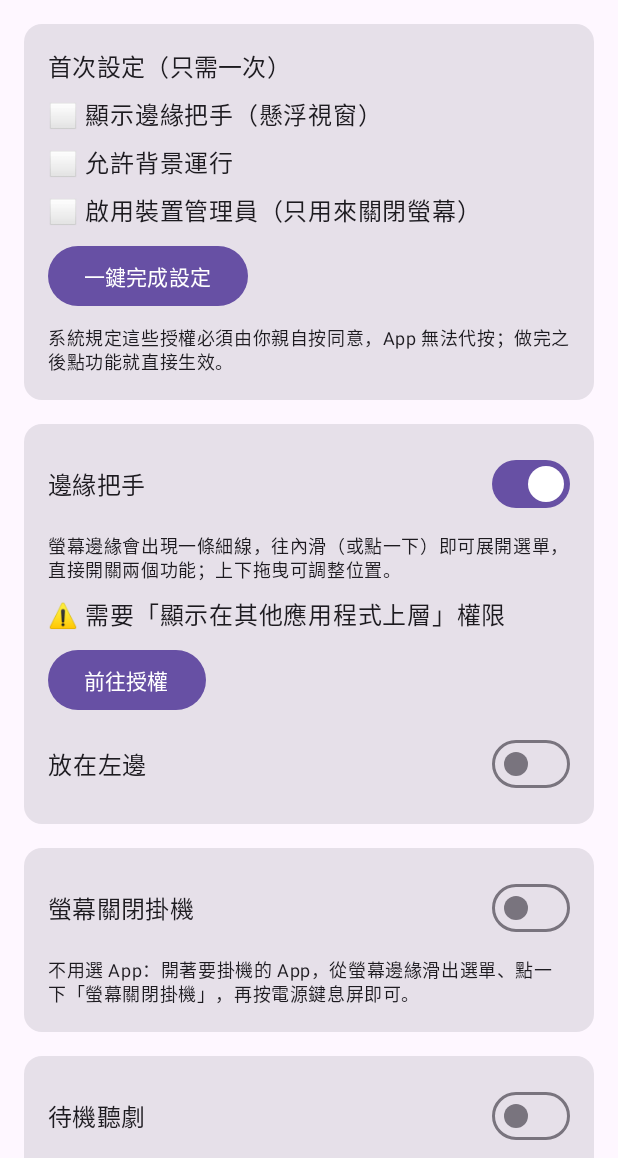
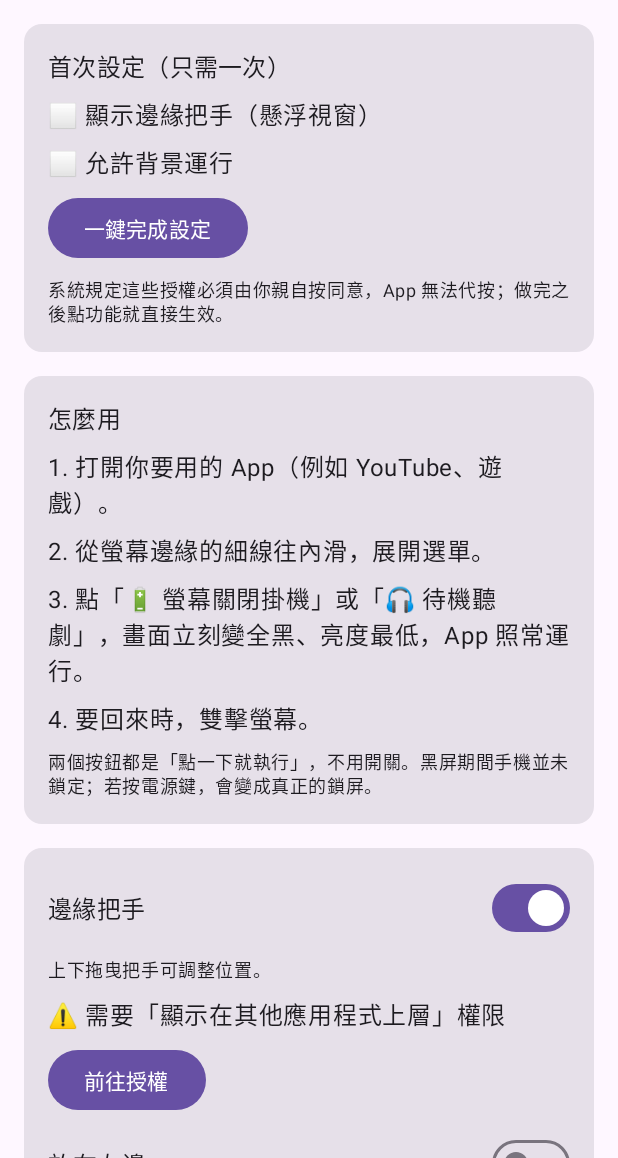
Before and after one commit to david308109/IdleMate, an Android app built with Jetpack Compose: the screen it shows after launch (MainActivity), on a phone screen of 412 x 824 dp, the part 78-1236 px from its top. Run offline under Robolectric (Android 15) with nearby library versions, the phone set to English and light mode, and no system bars.

Commit message:
Black-screen mode: one-tap menu actions, remove toggles/services/admin
Co-Authored-By: Claude Sonnet 5.5 <noreply@anthropic.com>

```diff
--- a/app/src/main/java/com/idlemate/app/IdleDeviceAdmin.kt
+++ /dev/null
@@ -1,6 +0,0 @@
-package com.idlemate.app
-
-import android.app.admin.DeviceAdminReceiver
-
-/** 只申請「鎖定螢幕」這一項權限，讓點功能後可直接關閉螢幕。 */
-class IdleDeviceAdmin : DeviceAdminReceiver()
--- a/app/src/main/java/com/idlemate/app/MainActivity.kt
+++ b/app/src/main/java/com/idlemate/app/MainActivity.kt
@@ -10,18 +10,14 @@ import android.widget.Toast
 import androidx.activity.ComponentActivity
 import androidx.activity.compose.setContent
 import androidx.activity.result.contract.ActivityResultContracts
-import androidx.compose.foundation.clickable
 import androidx.compose.foundation.layout.Arrangement
 import androidx.compose.foundation.layout.Column
 import androidx.compose.foundation.layout.Row
 import androidx.compose.foundation.layout.fillMaxSize
 import androidx.compose.foundation.layout.fillMaxWidth
 import androidx.compose.foundation.layout.padding
-import androidx.compose.foundation.lazy.LazyColumn
-import androidx.compose.foundation.lazy.items
 import androidx.compose.foundation.rememberScrollState
 import androidx.compose.foundation.verticalScroll
-import androidx.compose.material3.AlertDialog
 import androidx.compose.material3.Button
 import androidx.compose.material3.Card
 import androidx.compose.material3.MaterialTheme
@@ -29,7 +25,6 @@ import androidx.compose.material3.OutlinedButton
 import androidx.compose.material3.Surface
 import androidx.compose.material3.Switch
 import androidx.compose.material3.Text
-import androidx.compose.material3.TextButton
 import androidx.compose.runtime.Composable
 import androidx.compose.runtime.getValue
 import androidx.compose.runtime.mutableStateOf
@@ -62,7 +57,6 @@ class MainActivity : ComponentActivity() {
             !OemHelper.canOverlay(this) && once("overlay") -> OemHelper.openOverlaySettings(this)
             !OemHelper.isIgnoringBatteryOptimizations(this) && once("battery") ->
                 OemHelper.requestIgnoreBatteryOptimizations(this)
-            !Features.isAdminActive(this) && once("admin") -> Features.requestAdmin(this)
             Build.VERSION.SDK_INT >= 33 &&
                 ContextCompat.checkSelfPermission(this, Manifest.permission.POST_NOTIFICATIONS)
                 != PackageManager.PERMISSION_GRANTED && once("notif") ->
@@ -83,7 +77,7 @@ class MainActivity : ComponentActivity() {
         super.onCreate(savedInstanceState)
         setContent {
             MaterialTheme {
-                Surface(Modifier.fillMaxSize()) { Home(refreshTick, { refreshTick++ }, ::startSetup) }
+                Surface(Modifier.fillMaxSize()) { Home(refreshTick, ::startSetup) }
             }
         }
         // 第一次打開自動進入一鍵設定
@@ -107,22 +101,16 @@ private fun Context.appLabel(pkg: String): String = runCatching {
 }.getOrDefault(pkg)
 
 @Composable
-private fun Home(refreshTick: Int, refresh: () -> Unit, onSetup: () -> Unit) {
+private fun Home(refreshTick: Int, onSetup: () -> Unit) {
     val ctx = LocalContext.current
     val prefs = remember { Prefs(ctx) }
 
-    // 以 refreshTick 為 key，邊緣選單在別處改了開關，回到這裡會同步
-    var keepAlive by remember(refreshTick) { mutableStateOf(prefs.keepAliveOn) }
-    var mediaResume by remember(refreshTick) { mutableStateOf(prefs.mediaResumeOn) }
     var edgeOn by remember(refreshTick) { mutableStateOf(prefs.edgeOn) }
     var edgeLeft by remember(refreshTick) { mutableStateOf(prefs.edgeLeft) }
-    val listenerOk = OemHelper.isNotificationListenerEnabled(ctx)
+
     val overlayOk = OemHelper.canOverlay(ctx)
     val batteryOk = OemHelper.isIgnoringBatteryOptimizations(ctx)
-    val adminOk = Features.isAdminActive(ctx)
-    val allReady = overlayOk && batteryOk && adminOk
-
-    fun toast(s: String) = Toast.makeText(ctx, s, Toast.LENGTH_SHORT).show()
+    val allReady = overlayOk && batteryOk
 
     Column(
         Modifier.verticalScroll(rememberScrollState()).padding(16.dp),
@@ -136,10 +124,25 @@ private fun Home(refreshTick: Int, refresh: () -> Unit, onSetup: () -> Unit) {
                 Text("首次設定（只需一次）", style = MaterialTheme.typography.titleMedium)
                 Text("${if (overlayOk) "✅" else "⬜"} 顯示邊緣把手（懸浮視窗）")
                 Text("${if (batteryOk) "✅" else "⬜"} 允許背景運行")
-                Text("${if (adminOk) "✅" else "⬜"} 啟用裝置管理員（只用來關閉螢幕）")
                 Button(onClick = onSetup) { Text("一鍵完成設定") }
                 Text("系統規定這些授權必須由你親自按同意，App 無法代按；做完之後點功能就直接生效。",
                     style = MaterialTheme.typography.bodySmall)
+            }
+        }
+
+        // ── 使用說明 ──
+        Card(Modifier.fillMaxWidth()) {
+            Column(Modifier.padding(16.dp), verticalArrangement = Arrangement.spacedBy(8.dp)) {
+                Text("怎麼用", style = MaterialTheme.typography.titleMedium)
+                Text("1. 打開你要用的 App（例如 YouTube、遊戲）。")
+                Text("2. 從螢幕邊緣的細線往內滑，展開選單。")
+                Text("3. 點「🔋 螢幕關閉掛機」或「🎧 待機聽劇」，畫面立刻變全黑、亮度最低，App 照常運行。")
+                Text("4. 要回來時，雙擊螢幕。")
+                Text(
+                    "兩個按鈕都是「點一下就執行」，不用開關。黑屏期間手機並未鎖定；" +
+                        "若按電源鍵，會變成真正的鎖屏。",
+                    style = MaterialTheme.typography.bodySmall
+                )
             }
         }
 
@@ -154,10 +157,7 @@ private fun Home(refreshTick: Int, refresh: () -> Unit, onSetup: () -> Unit) {
                         else if (overlayOk) startEdge(ctx) else OemHelper.openOverlaySettings(ctx)
                     })
                 }
-                Text(
-                    "螢幕邊緣會出現一條細線，往內滑（或點一下）即可展開選單，直接開關兩個功能；上下拖曳可調整位置。",
-                    style = MaterialTheme.typography.bodySmall
-                )
+                Text("上下拖曳把手可調整位置。", style = MaterialTheme.typography.bodySmall)
                 if (!overlayOk) {
                     Text("⚠️ 需要「顯示在其他應用程式上層」權限")
                     Button(onClick = { OemHelper.openOverlaySettings(ctx) }) { Text("前往授權") }
@@ -174,44 +174,10 @@ private fun Home(refreshTick: Int, refresh: () -> Unit, onSetup: () -> Unit) {
             }
         }
 
-        // ── 功能一：螢幕關閉掛機 ──
-        Card(Modifier.fillMaxWidth()) {
-            Column(Modifier.padding(16.dp), verticalArrangement = Arrangement.spacedBy(8.dp)) {
-                Row(verticalAlignment = Alignment.CenterVertically) {
-                    Text("螢幕關閉掛機", style = MaterialTheme.typography.titleMedium, modifier = Modifier.weight(1f))
-                    Switch(checked = keepAlive, onCheckedChange = { toast(Features.toggleKeepAlive(ctx)); refresh() })
-                }
-                Text(
-                    "不用選 App：開著要掛機的 App，從螢幕邊緣滑出選單、點一下「螢幕關閉掛機」，再按電源鍵息屏即可。",
-                    style = MaterialTheme.typography.bodySmall
-                )
-            }
-        }
-
-        // ── 功能二：待機聽劇 ──
-        Card(Modifier.fillMaxWidth()) {
-            Column(Modifier.padding(16.dp), verticalArrangement = Arrangement.spacedBy(8.dp)) {
-                Row(verticalAlignment = Alignment.CenterVertically) {
-                    Text("待機聽劇", style = MaterialTheme.typography.titleMedium, modifier = Modifier.weight(1f))
-                    Switch(checked = mediaResume, onCheckedChange = { toast(Features.toggleMedia(ctx)); refresh() })
-                }
-                Text("影音 App 在螢幕關閉而暫停時，自動送出「播放」，讓聲音繼續。", style = MaterialTheme.typography.bodySmall)
-                Text("用法：先在影音 App 開始播放，再按電源鍵息屏。", style = MaterialTheme.typography.bodySmall)
-                Text(
-                    if (listenerOk) "✅ 加強模式已啟用（直接控制播放器）"
-                    else "若息屏後沒有繼續播放，可開啟「加強模式」：授予通知存取權，成功率較高。",
-                    style = MaterialTheme.typography.bodySmall
-                )
-                if (!listenerOk) OutlinedButton(onClick = { OemHelper.openNotificationListenerSettings(ctx) }) {
-                    Text("開啟加強模式")
-                }
-            }
-        }
-
         // ── 通用保活設定 ──
         Card(Modifier.fillMaxWidth()) {
             Column(Modifier.padding(16.dp), verticalArrangement = Arrangement.spacedBy(8.dp)) {
-                Text("進階：${Build.MANUFACTURER} 保活設定（掛機被殺掉時才需要）", style = MaterialTheme.typography.titleMedium)
+                Text("進階：${Build.MANUFACTURER} 保活設定（把手被系統殺掉時才需要）", style = MaterialTheme.typography.titleMedium)
                 if (OemHelper.hasVendorPage) OutlinedButton(onClick = { OemHelper.openVendorSettings(ctx) }) {
                     Text("開啟廠商自啟動 / 背景管理")
                 }
--- a/app/src/main/java/com/idlemate/app/MediaListener.kt
+++ /dev/null
@@ -1,6 +0,0 @@
-package com.idlemate.app
-
-import android.service.notification.NotificationListenerService
-
-/** 空殼服務：使用者授予「通知存取權」後，本 App 才能直接控制其他 App 的播放器（加強模式）。 */
-class MediaListener : NotificationListenerService()
--- a/app/src/main/java/com/idlemate/app/Prefs.kt
+++ b/app/src/main/java/com/idlemate/app/Prefs.kt
@@ -4,18 +4,6 @@ import android.content.Context
 
 class Prefs(context: Context) {
     private val sp = context.getSharedPreferences("idlemate", Context.MODE_PRIVATE)
-
-    var keepAliveOn: Boolean
-        get() = sp.getBoolean("keepAliveOn", false)
-        set(v) = sp.edit().putBoolean("keepAliveOn", v).apply()
-
-    var targetPackage: String?
-        get() = sp.getString("targetPackage", null)
-        set(v) = sp.edit().putString("targetPackage", v).apply()
-
-    var mediaResumeOn: Boolean
-        get() = sp.getBoolean("mediaResumeOn", false)
-        set(v) = sp.edit().putBoolean("mediaResumeOn", v).apply()
 
     /** 是否已跑過首次一鍵設定 */
     var setupDone: Boolean
--- a/app/src/main/res/xml/device_admin.xml
+++ /dev/null
@@ -1,6 +0,0 @@
-<?xml version="1.0" encoding="utf-8"?>
-<device-admin>
-    <uses-policies>
-        <force-lock />
-    </uses-policies>
-</device-admin>
```
Also changed, not shown: app/src/main/AndroidManifest.xml (+2 -54 lines), app/src/main/java/com/idlemate/app/EdgeHandleService.kt (+136 -35 lines), app/src/main/java/com/idlemate/app/Features.kt (deleted, +0 -64 lines), app/src/main/java/com/idlemate/app/KeepAliveService.kt (deleted, +0 -48 lines), app/src/main/java/com/idlemate/app/MediaResumeService.kt (deleted, +0 -109 lines).
